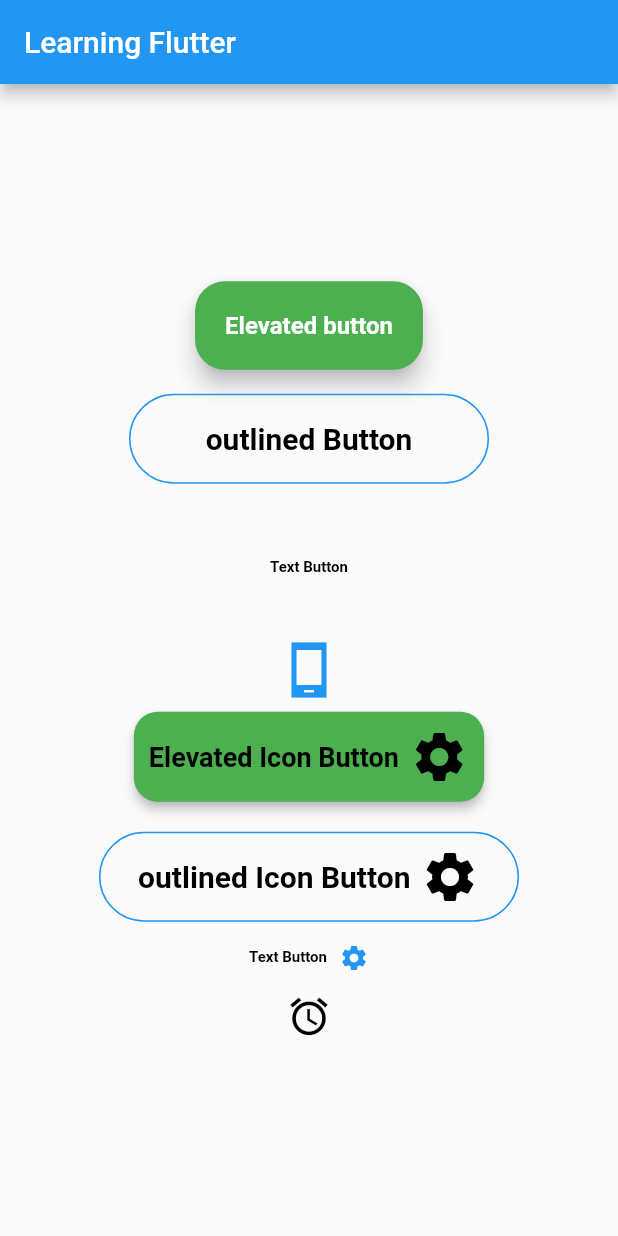
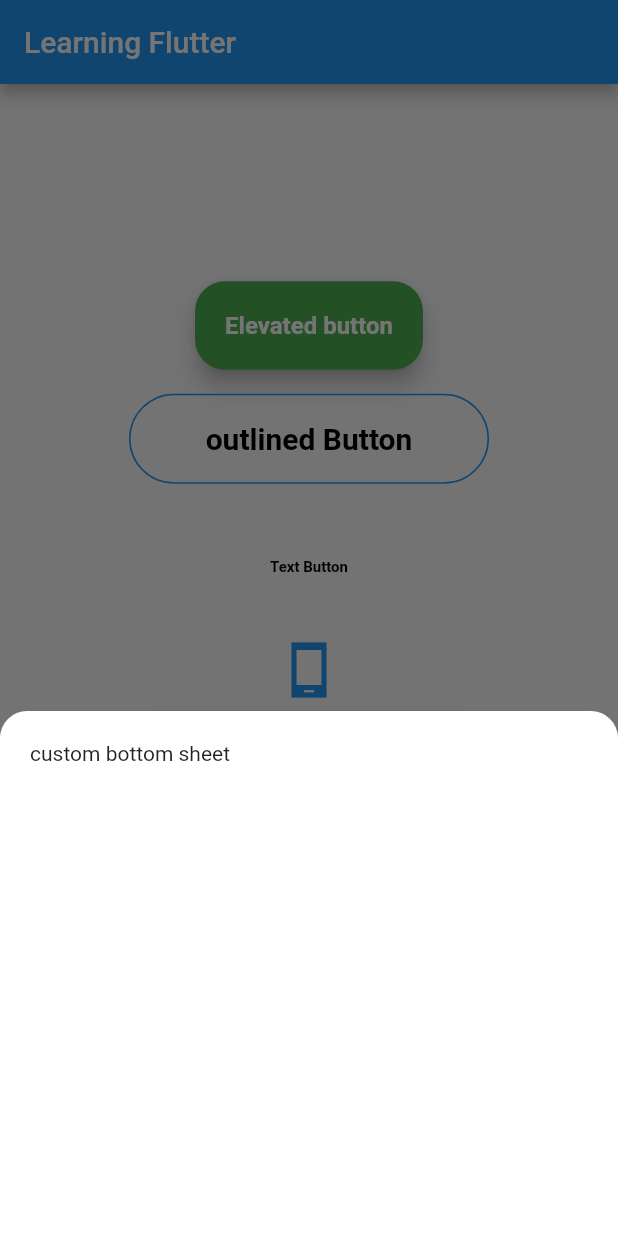
Before and after one commit to abhi2718/learning_flutter, a Flutter app: the screen it shows after launch, after a tap on the "access alarm" icon, on a phone screen of 412 x 824 dp. Run offline on Flutter 3.47's test engine with Material 2 defaults, Android fonts, the phone set to English and light mode, and no system bars.

Commit message:
bottom sheet coomponent created

```diff
--- /dev/null
+++ b/lib/components/bottomSheet.dart
@@ -0,0 +1,34 @@
+import 'package:flutter/material.dart';
+
+class CustomBottomSheet {
+  final Color backgroundColor;
+  final double height;
+  final double borderRadius;
+  final double padding;
+  final Widget widget;
+  CustomBottomSheet({
+    this.backgroundColor = Colors.blue,
+    this.height = 400,
+    this.borderRadius = 16,
+    this.padding = 16,
+    required this.widget,
+  });
+  void bottomSheet(context) {
+    showModalBottomSheet(
+        context: context,
+        builder: (context) => Container(
+              decoration: BoxDecoration(
+                color:backgroundColor,
+                borderRadius: BorderRadius.only(
+                  topLeft:Radius.circular(borderRadius),
+                  topRight:Radius.circular(borderRadius)
+                )
+              ),
+              padding:EdgeInsets.all(padding),
+              child: widget,
+              height: height,
+            ),
+        backgroundColor: Colors.transparent,
+       );
+  }
+}
--- a/lib/main.dart
+++ b/lib/main.dart
@@ -1,14 +1,22 @@
 import 'package:flutter/material.dart';
 import './components/button.dart';
 import './components/icon.dart';
+import './components/bottomSheet.dart';
 
-void main() => runApp(HomeScreen());
+void main() => runApp(MediaQuery(
+    data: const MediaQueryData(), child: MaterialApp(home: HomeScreen())));
 
 class HomeScreen extends StatelessWidget {
+   CustomBottomSheet bottomSheet = CustomBottomSheet(
+     widget:Container(child: const Text('custom bottom sheet'),),
+     backgroundColor:Colors.white,
+     height:350,
+     padding:20,
+     borderRadius: 18
+   );
   @override
   Widget build(BuildContext context) {
-    return MaterialApp(
-      home: Scaffold(
+    return Scaffold(
       appBar: AppBar(title: const Text('Learning Flutter')),
       body: Container(
         width: double.infinity,
@@ -113,10 +121,9 @@ class HomeScreen extends StatelessWidget {
             ),
             CustomIcon(Icons.access_alarm_outlined,
                 iconColor: Colors.black, iconSize: 30, onPressed: () {
-                print('hello Abhishek!');
+             bottomSheet.bottomSheet(context);
             }),
           ],
-          ),
         ),
       ),
     );
```
Lines whose indentation alone changed are shown as unchanged.
